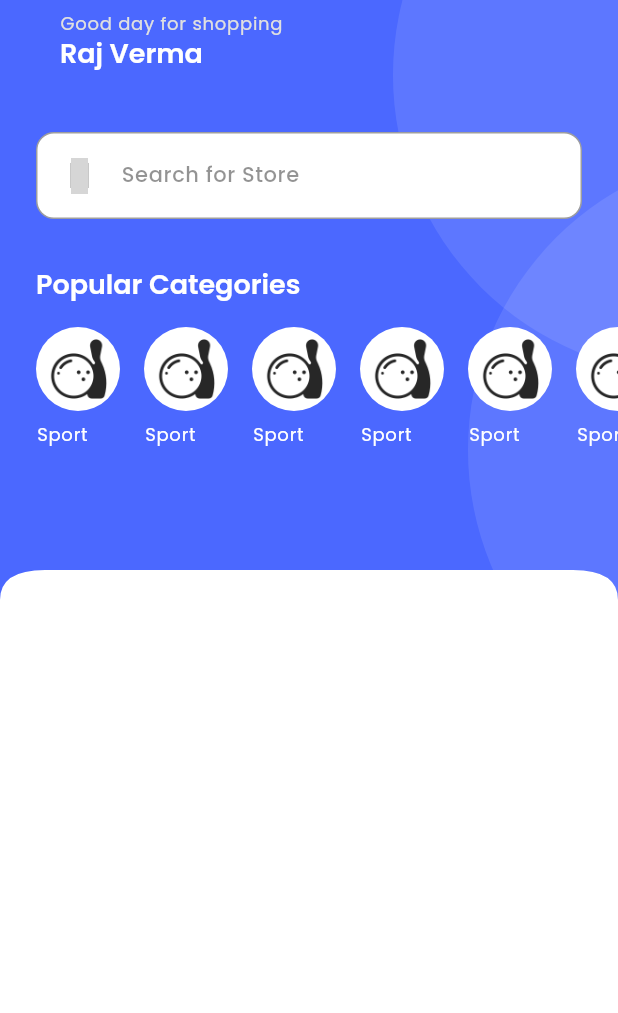
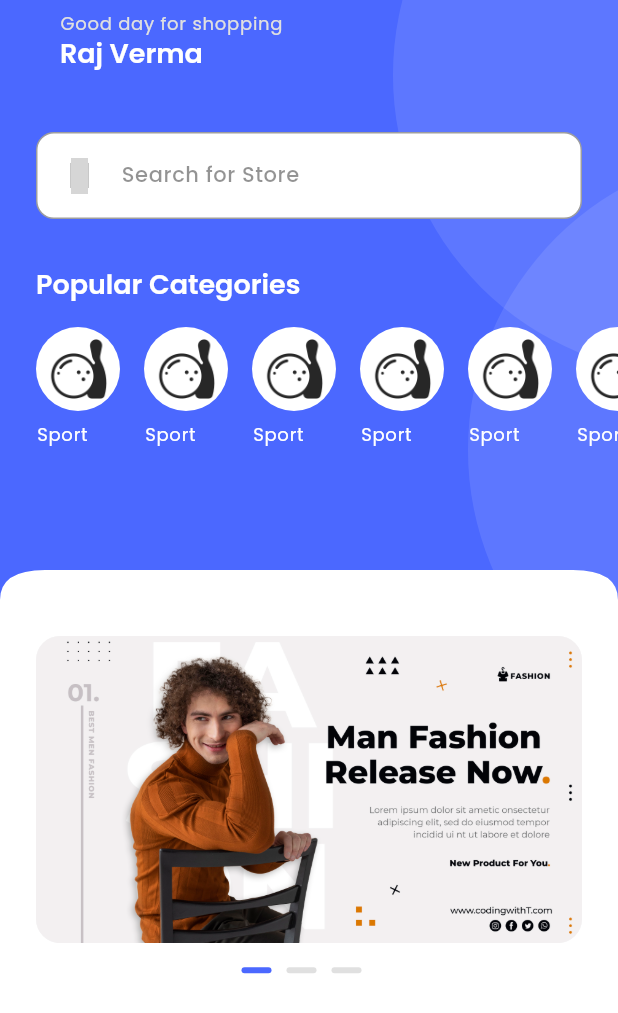
Before and after one commit to YashG92/e_commerce_user, a Flutter app: the HomeScreen screen opened directly, on a phone screen of 412 x 824 dp. Shown: the top 1013 px of the screen. Run offline on Flutter 3.47's test engine with Material 3 defaults, Android fonts, the phone set to English and light mode, and no system bars; drawn by our look-alikes of carousel_slider; our stand-ins replace get, google_fonts, iconsax, lottie, smooth_page_indicator; grey boxes are pictures that could not be loaded.

Commit message:
carousel slider for promo banner on home screen

```diff
--- a/lib/common/widgets/custom_shapes/containers/circular_container.dart
+++ b/lib/common/widgets/custom_shapes/containers/circular_container.dart
@@ -10,12 +10,13 @@ class ACircularContainer extends StatelessWidget {
     this.radius = 400,
     this.padding = 0,
     this.child,
-    this.backgroundColor = AColors.white,
+    this.backgroundColor = AColors.white,  this.margin,
   });
 
   final double? width;
   final double? height;
   final double radius;
+  final EdgeInsetsGeometry? margin;
   final double padding;
   final Widget? child;
   final Color backgroundColor;
@@ -23,6 +24,7 @@ class ACircularContainer extends StatelessWidget {
   @override
   Widget build(BuildContext context) {
     return Container(
+      margin: margin,
       width: width,
       height: height,
       padding: EdgeInsets.all(padding),
--- /dev/null
+++ b/lib/common/widgets/images/rounded_image.dart
@@ -0,0 +1,59 @@
+import 'package:flutter/material.dart';
+
+import '../../../utils/constants/colors.dart';
+import '../../../utils/constants/sizes.dart';
+
+class RoundedImage extends StatelessWidget {
+  const RoundedImage({
+    super.key,
+    this.height,
+    this.width,
+    required this.imageUrl,
+    this.applyImageRadius = true,
+    this.border,
+    this.backgroundColor = AColors.light,
+    this.fit = BoxFit.contain,
+    this.isNetworkImage = false,
+    this.onPressed,
+    this.borderRadius = TSizes.md,
+    this.padding,
+  });
+
+  final double? height, width;
+  final String imageUrl;
+  final bool applyImageRadius;
+  final BoxBorder? border;
+  final Color backgroundColor;
+  final BoxFit? fit;
+  final bool isNetworkImage;
+  final VoidCallback? onPressed;
+  final double borderRadius;
+  final EdgeInsetsGeometry? padding;
+
+  @override
+  Widget build(BuildContext context) {
+    return GestureDetector(
+      onTap: onPressed,
+      child: Container(
+        height: height,
+        width: width,
+        padding: padding,
+        decoration: BoxDecoration(
+          border: border,
+          color: backgroundColor,
+          borderRadius: BorderRadius.circular(borderRadius),
+        ),
+        child: ClipRRect(
+            borderRadius: applyImageRadius
+                ? BorderRadius.circular(borderRadius)
+                : BorderRadius.zero,
+            child: Image(
+              image: isNetworkImage
+                  ? NetworkImage(imageUrl)
+                  : AssetImage(imageUrl) as ImageProvider,
+              fit: fit,
+            )),
+      ),
+    );
+  }
+}
--- /dev/null
+++ b/lib/features/shop/controllers/home_controller.dart
@@ -0,0 +1,11 @@
+import 'package:get/get.dart';
+
+class HomeController extends GetxController{
+  static HomeController get instance => Get.find();
+
+  final currentIndex = 0.obs;
+
+  void updatePageIndicator(index){
+    currentIndex.value=index;
+  }
+}
--- a/lib/features/shop/screens/home/home.dart
+++ b/lib/features/shop/screens/home/home.dart
@@ -1,10 +1,15 @@
+import 'package:carousel_slider/carousel_slider.dart';
+import 'package:e_commerce_user/common/widgets/custom_shapes/containers/circular_container.dart';
 import 'package:e_commerce_user/features/shop/screens/home/widgets/home_app_bar.dart';
 import 'package:e_commerce_user/features/shop/screens/home/widgets/home_categories.dart';
+import 'package:e_commerce_user/features/shop/screens/home/widgets/promo_slider.dart';
 import 'package:e_commerce_user/features/shop/screens/home/widgets/search_container.dart';
 import 'package:e_commerce_user/utils/constants/colors.dart';
+import 'package:e_commerce_user/utils/constants/image_strings.dart';
 import 'package:e_commerce_user/utils/constants/sizes.dart';
 import 'package:flutter/material.dart';
 import '../../../../common/widgets/custom_shapes/containers/primary_header_container.dart';
+import '../../../../common/widgets/images/rounded_image.dart';
 import '../../../../common/widgets/texts/section_heading.dart';
 
 class HomeScreen extends StatelessWidget {
@@ -23,28 +28,45 @@ class HomeScreen extends StatelessWidget {
                   HomeAppBar(),
 
                   /// Searchbar
-                  SizedBox(height: TSizes.spaceBtwSections,),
-                  SearchContainer(text: "Search for Store",),
+                  SizedBox(
+                    height: TSizes.spaceBtwSections,
+                  ),
+                  SearchContainer(
+                    text: "Search for Store",
+                  ),
+
                   /// Categories
-                  SizedBox(height: TSizes.spaceBtwSections,),
+                  SizedBox(
+                    height: TSizes.spaceBtwSections,
+                  ),
                   Padding(
                     padding: const EdgeInsets.only(left: TSizes.defaultSpace),
                     child: Column(
                       children: [
                         ///Heading
-                        SectionHeading(title: 'Popular Categories', showActionButton: false,textColor: AColors.white,),
-                        SizedBox(height: TSizes.spaceBtwItems,),
+                        SectionHeading(
+                          title: 'Popular Categories',
+                          showActionButton: false,
+                          textColor: AColors.white,
+                        ),
+                        SizedBox(
+                          height: TSizes.spaceBtwItems,
+                        ),
 
                         ///Categories
                         HomeCategories(),
-
                       ],
                     ),
                   )
-
                 ],
               ),
             ),
+
+            ///Body
+            Padding(
+              padding: const EdgeInsets.all(TSizes.defaultSpace),
+              child: PromoSlider(banners: [ImageStrings.banner_4,ImageStrings.banner_5,ImageStrings.banner_6],),
+            )
           ],
         ),
       ),
--- /dev/null
+++ b/lib/features/shop/screens/home/widgets/promo_slider.dart
@@ -0,0 +1,53 @@
+import 'package:carousel_slider/carousel_slider.dart';
+import 'package:e_commerce_user/features/shop/controllers/home_controller.dart';
+import 'package:e_commerce_user/utils/constants/colors.dart';
+import 'package:flutter/material.dart';
+import 'package:get/get.dart';
+
+import '../../../../../common/widgets/custom_shapes/containers/circular_container.dart';
+import '../../../../../common/widgets/images/rounded_image.dart';
+import '../../../../../utils/constants/image_strings.dart';
+import '../../../../../utils/constants/sizes.dart';
+
+class PromoSlider extends StatelessWidget {
+  const PromoSlider({
+    super.key, required this.banners,
+  });
+
+  final List<String> banners;
+
+  @override
+  Widget build(BuildContext context) {
+    final controller = Get.put(HomeController());
+    return Column(
+      children: [
+        CarouselSlider(
+            items: banners.map((url) => RoundedImage(imageUrl: url)).toList(),
+            options: CarouselOptions(
+              viewportFraction: 1,
+              onPageChanged: (index,_)=> controller.updatePageIndicator(index),
+              autoPlay: true,
+            )),
+        SizedBox(
+          height: TSizes.spaceBtwItems,
+        ),
+        Center(
+          child: Obx(
+              ()=> Row(
+                mainAxisSize: MainAxisSize.min,
+              children: [
+                for (int i = 0; i < banners.length; i++)
+                  ACircularContainer(
+                    width: 20,
+                    height: 4,
+                    backgroundColor: controller.currentIndex.value == i ? AColors.primary : AColors.grey,
+                    margin: EdgeInsets.only(right: 10),
+                  )
+              ],
+            ),
+          ),
+        )
+      ],
+    );
+  }
+}
--- a/lib/utils/constants/image_strings.dart
+++ b/lib/utils/constants/image_strings.dart
@@ -34,4 +34,15 @@ class ImageStrings {
   static const String hermanMillerLogo = "assets/icons/brands/herman-miller-logo.png";
   static const String ikeaLogo = "assets/icons/brands/ikea_logo.png";
   static const String acerlogo = "assets/icons/brands/acer_logo.png";
+
+  //  Banners
+  static const String banner_1 = "assets/images/banners/banner_1.jpg";
+  static const String banner_2 = "assets/images/banners/banner_2.jpg";
+  static const String banner_3 = "assets/images/banners/banner_3.jpg";
+  static const String banner_4 = "assets/images/banners/banner_4.jpg";
+  static const String banner_5 = "assets/images/banners/banner_5.jpg";
+  static const String banner_6 = "assets/images/banners/banner_6.jpg";
+  static const String banner_7 = "assets/images/banners/banner_7.jpg";
+  static const String banner_8 = "assets/images/banners/banner_8.jpg";
+
 }
--- a/pubspec.yaml
+++ b/pubspec.yaml
@@ -39,6 +39,7 @@ dependencies:
   smooth_page_indicator: ^1.2.0+3
   iconsax: ^0.0.8
   google_fonts: ^6.2.1
+  carousel_slider: ^5.0.0
 
 dev_dependencies:
   flutter_test:
@@ -68,6 +69,7 @@ flutter:
     - assets/images/
     - assets/images/on_boarding_images/
     - assets/images/animations/
+    - assets/images/banners/
     - assets/icons/categories/
     - assets/icons/brands/
   #   - images/a_dot_ham.jpeg
```
Also changed, not shown: assets/images/banners/banner_1.jpg (added), assets/images/banners/banner_2.jpg (added), assets/images/banners/banner_3.jpg (added), assets/images/banners/banner_4.jpg (added), assets/images/banners/banner_5.jpg (added), assets/images/banners/banner_6.jpg (added), assets/images/banners/banner_7.jpg (added), pubspec.lock, 1 other file.
